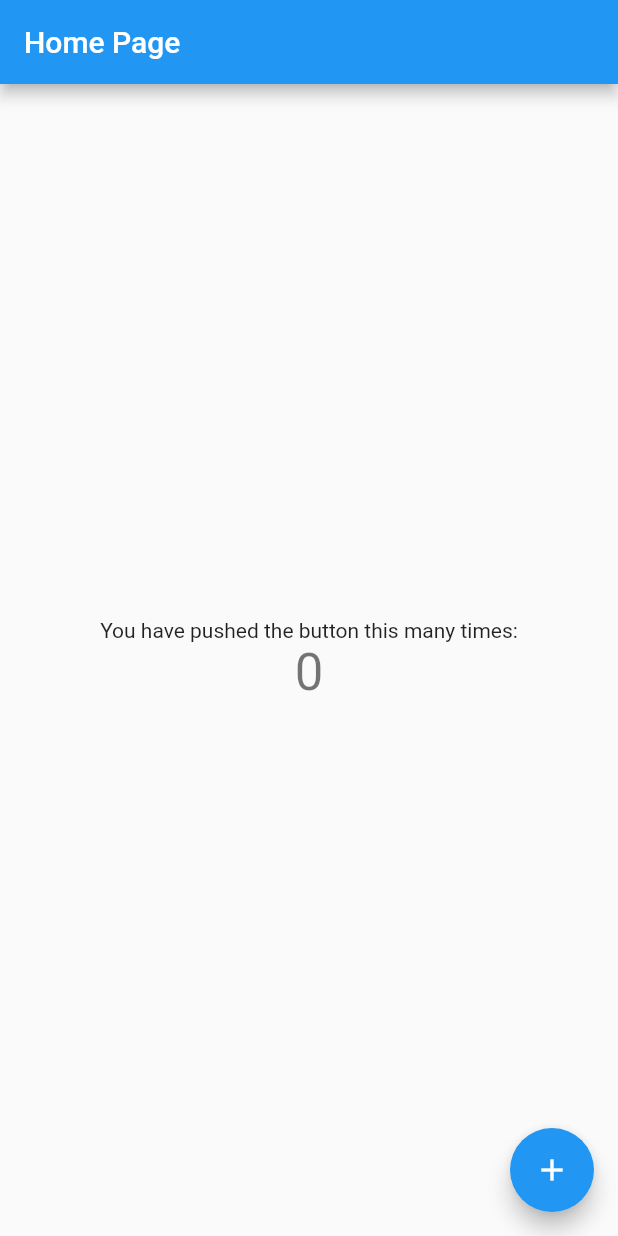
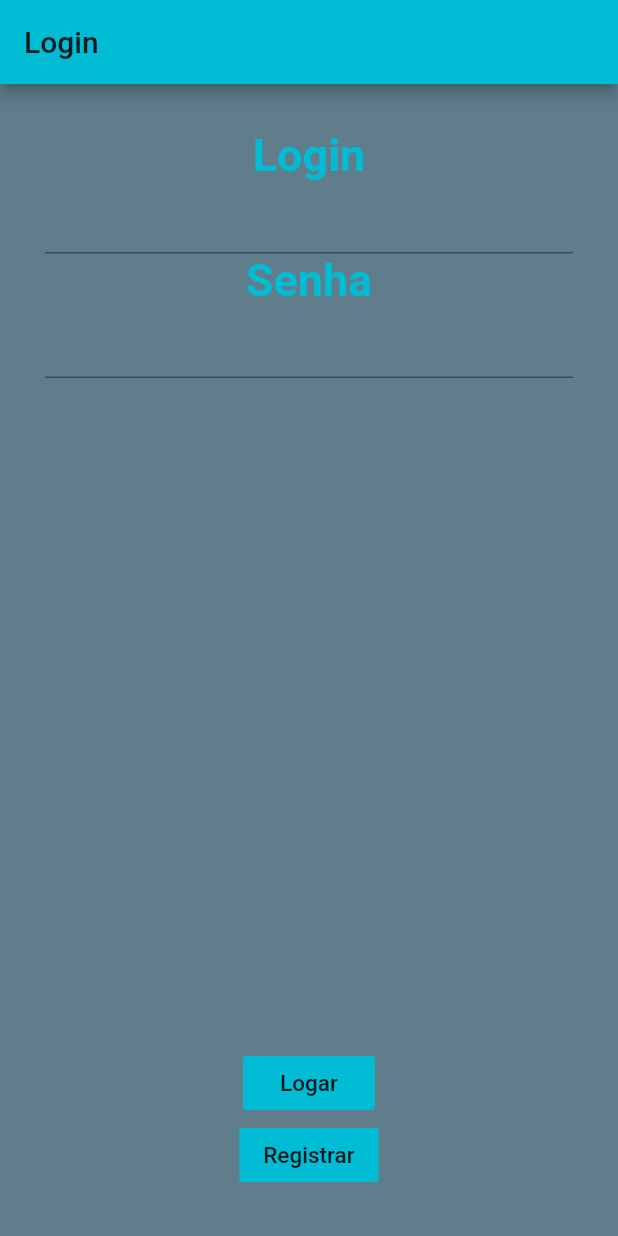
Before and after one commit to vitorjordao/App-Basica, a Flutter app: the screen it shows after launch, on a phone screen of 412 x 824 dp. Run offline on Flutter 3.47's test engine with Material 2 defaults, Android fonts, the phone set to English and light mode, and no system bars.

Commit message:
Primeira tela

```diff
--- /dev/null
+++ b/lib/form_itens.dart
@@ -0,0 +1,26 @@
+export 'package:appbasica/form_itens.dart';
+import 'package:flutter/material.dart';
+
+class FormItens {
+  Color _textColor = Colors.cyan;
+
+  Widget textForm(String text){
+    return Text(text,
+            style: TextStyle(
+              fontSize: 30.0,
+              color: _textColor,
+              fontWeight: FontWeight.bold,
+              fontFamily: ".SF UI Display"
+            )
+          );
+  }
+
+  Widget buttonForm(String text, Function callback){
+    return FlatButton(
+      child: Text(text, style: TextStyle(fontSize: 15),),
+      color: _textColor,
+      onPressed: callback,
+    );
+  }
+
+}
--- /dev/null
+++ b/lib/login_form.dart
@@ -0,0 +1,26 @@
+export 'package:appbasica/login_form.dart';
+import 'package:flutter/material.dart';
+import 'package:appbasica/form_itens.dart';
+
+class LoginForm {
+
+  FormItens _formItens = FormItens();
+
+  Widget loginForm() {
+    return Container(
+              child: Column(
+                children: <Widget>[
+                  _formItens.textForm("Login"),
+                  TextFormField(),
+                  _formItens.textForm("Senha"),
+                  TextFormField(),
+                  Spacer(),
+                  _formItens.buttonForm("Logar", (){}),
+                  _formItens.buttonForm("Registrar", (){})
+                ],
+                mainAxisAlignment: MainAxisAlignment.center,
+              ),
+              padding: EdgeInsets.all(30.0),
+            );
+  }
+}
--- a/lib/main.dart
+++ b/lib/main.dart
@@ -1,111 +1,25 @@
+export 'package:appbasica/main.dart';
 import 'package:flutter/material.dart';
+import 'package:appbasica/login_form.dart';
 
-void main() => runApp(MyApp());
+void main() => runApp(Initial());
 
-class MyApp extends StatelessWidget {
-  // This widget is the root of your application.
+class Initial extends StatelessWidget {
+  LoginForm loginForm = LoginForm();
   @override
   Widget build(BuildContext context) {
     return MaterialApp(
-      title: 'Flutter Demo',
+      title: 'Initial page',
       theme: ThemeData(
-        // This is the theme of your application.
-        //
-        // Try running your application with "flutter run". You'll see the
-        // application has a blue toolbar. Then, without quitting the app, try
-        // changing the primarySwatch below to Colors.green and then invoke
-        // "hot reload" (press "r" in the console where you ran "flutter run",
-        // or simply save your changes to "hot reload" in a Flutter IDE).
-        // Notice that the counter didn't reset back to zero; the application
-        // is not restarted.
-        primarySwatch: Colors.blue,
+        primarySwatch: Colors.cyan,
       ),
-      home: MyHomePage(title: 'Home Page'),
+      home: Scaffold(
+        appBar: AppBar(
+          title: Text("Login"),
+        ),
+        backgroundColor: Colors.blueGrey,
+        body: loginForm.loginForm(),
+      ),
     );
   }
 }
-
-class MyHomePage extends StatefulWidget {
-  MyHomePage({Key key, this.title}) : super(key: key);
-
-  // This widget is the home page of your application. It is stateful, meaning
-  // that it has a State object (defined below) that contains fields that affect
-  // how it looks.
-
-  // This class is the configuration for the state. It holds the values (in this
-  // case the title) provided by the parent (in this case the App widget) and
-  // used by the build method of the State. Fields in a Widget subclass are
-  // always marked "final".
-
-  final String title;
-
-  @override
-  _MyHomePageState createState() => _MyHomePageState();
-}
-
-class _MyHomePageState extends State<MyHomePage> {
-  int _counter = 0;
-
-  void _incrementCounter() {
-    setState(() {
-      // This call to setState tells the Flutter framework that something has
-      // changed in this State, which causes it to rerun the build method below
-      // so that the display can reflect the updated values. If we changed
-      // _counter without calling setState(), then the build method would not be
-      // called again, and so nothing would appear to happen.
-      _counter++;
-    });
-  }
-
-  @override
-  Widget build(BuildContext context) {
-    // This method is rerun every time setState is called, for instance as done
-    // by the _incrementCounter method above.
-    //
-    // The Flutter framework has been optimized to make rerunning build methods
-    // fast, so that you can just rebuild anything that needs updating rather
-    // than having to individually change instances of widgets.
-    return Scaffold(
-      appBar: AppBar(
-        // Here we take the value from the MyHomePage object that was created by
-        // the App.build method, and use it to set our appbar title.
-        title: Text(widget.title),
-      ),
-      body: Center(
-        // Center is a layout widget. It takes a single child and positions it
-        // in the middle of the parent.
-        child: Column(
-          // Column is also a layout widget. It takes a list of children and
-          // arranges them vertically. By default, it sizes itself to fit its
-          // children horizontally, and tries to be as tall as its parent.
-          //
-          // Invoke "debug painting" (press "p" in the console, choose the
-          // "Toggle Debug Paint" action from the Flutter Inspector in Android
-          // Studio, or the "Toggle Debug Paint" command in Visual Studio Code)
-          // to see the wireframe for each widget.
-          //
-          // Column has various properties to control how it sizes itself and
-          // how it positions its children. Here we use mainAxisAlignment to
-          // center the children vertically; the main axis here is the vertical
-          // axis because Columns are vertical (the cross axis would be
-          // horizontal).
-          mainAxisAlignment: MainAxisAlignment.center,
-          children: <Widget>[
-            Text(
-              'You have pushed the button this many times:',
-            ),
-            Text(
-              '$_counter',
-              style: Theme.of(context).textTheme.display1,
-            ),
-          ],
-        ),
-      ),
-      floatingActionButton: FloatingActionButton(
-        onPressed: _incrementCounter,
-        tooltip: 'Increment',
-        child: Icon(Icons.add),
-      ), // This trailing comma makes auto-formatting nicer for build methods.
-    );
-  }
-}
--- a/pubspec.yaml
+++ b/pubspec.yaml
@@ -14,7 +14,7 @@ description: A new Flutter project.
 version: 1.0.0+1
 
 environment:
-  sdk: ">=2.1.0 <3.0.0"
+  sdk: ">=2.2.0 <3.0.0"
 
 dependencies:
   flutter:
```
Also changed, not shown: 1 other file.
